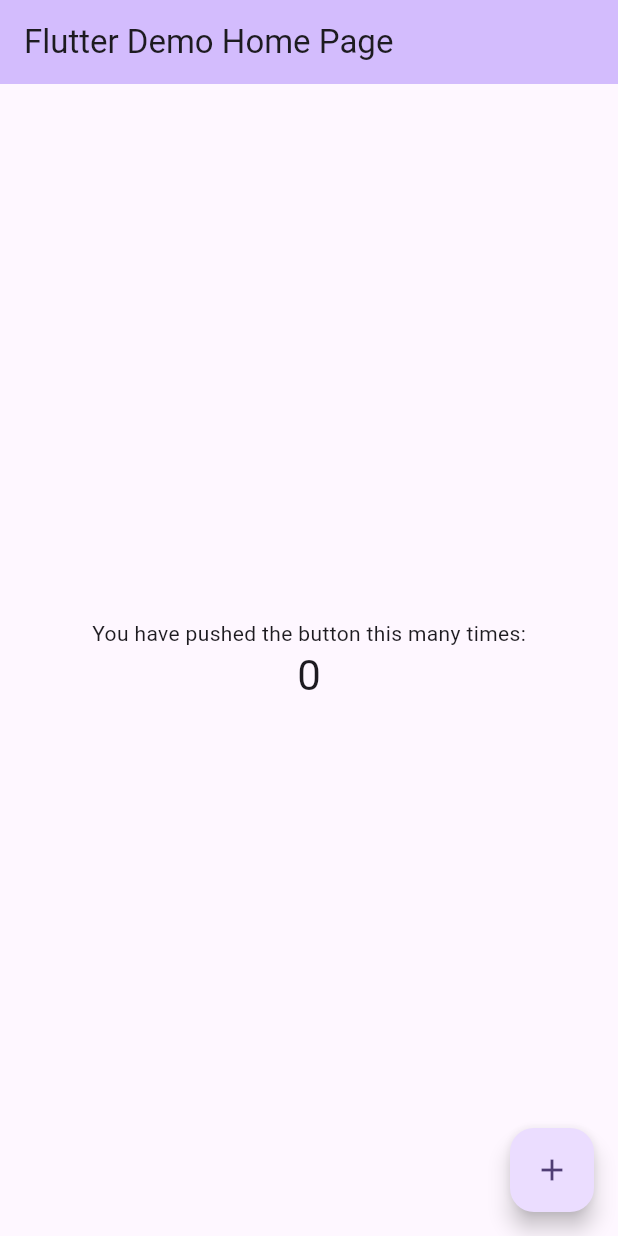
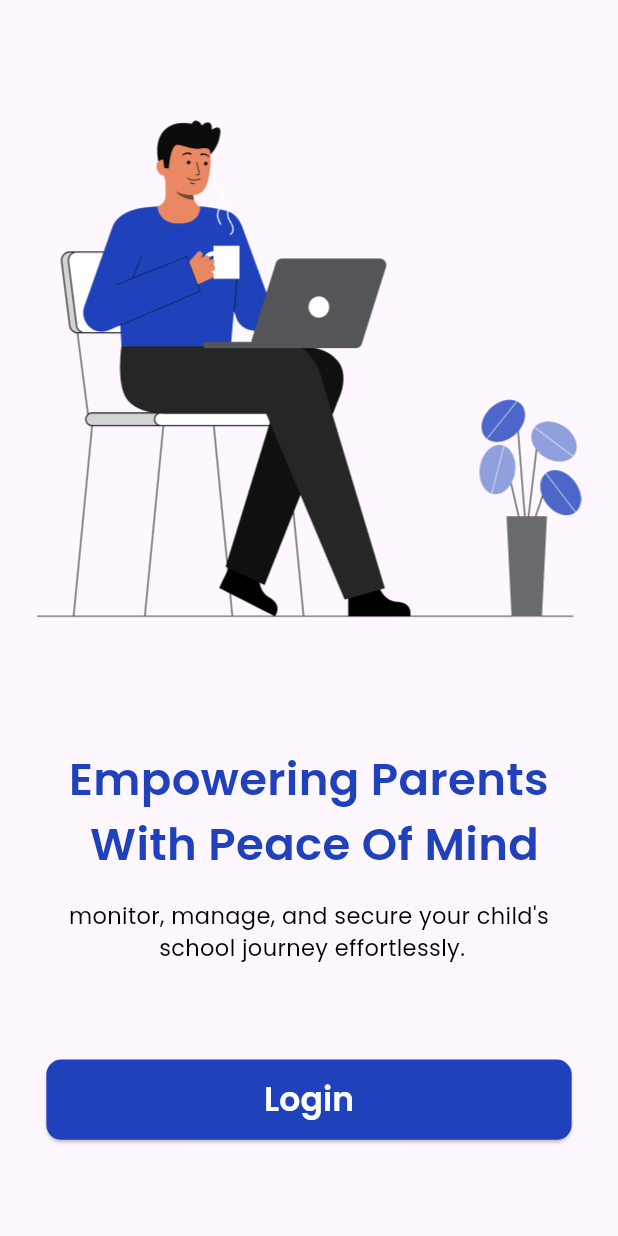
Before and after one commit to Youssef10Elbakry/graduation_project, a Flutter app: the screen it shows after launch, on a phone screen of 412 x 824 dp. Run offline on Flutter 3.47's test engine with Material 3 defaults, Android fonts, the phone set to English and light mode, and no system bars.

Commit message:
Welcome and Login Screens done

```diff
--- a/lib/main.dart
+++ b/lib/main.dart
@@ -1,4 +1,6 @@
 import 'package:flutter/material.dart';
+import 'package:graduation_project/ui/screens/login_screen/login_screen.dart';
+import 'package:graduation_project/ui/screens/welcome_screen/welcome_screen.dart';
 
 void main() {
   runApp(const MyApp());
@@ -11,115 +13,11 @@
   @override
   Widget build(BuildContext context) {
     return MaterialApp(
-      title: 'Flutter Demo',
-      theme: ThemeData(
-        // This is the theme of your application.
-        //
-        // TRY THIS: Try running your application with "flutter run". You'll see
-        // the application has a purple toolbar. Then, without quitting the app,
-        // try changing the seedColor in the colorScheme below to Colors.green
-        // and then invoke "hot reload" (save your changes or press the "hot
-        // reload" button in a Flutter-supported IDE, or press "r" if you used
-        // the command line to start the app).
-        //
-        // Notice that the counter didn't reset back to zero; the application
-        // state is not lost during the reload. To reset the state, use hot
-        // restart instead.
-        //
-        // This works for code too, not just values: Most code changes can be
-        // tested with just a hot reload.
-        colorScheme: ColorScheme.fromSeed(seedColor: Colors.deepPurple),
-        useMaterial3: true,
-      ),
-      home: const MyHomePage(title: 'Flutter Demo Home Page'),
+      routes: {
+        WelcomeScreen.screenName: (_)=>const WelcomeScreen(),
+        LoginScreen.screenName: (_)=>const LoginScreen(),
+      },
+      initialRoute: WelcomeScreen.screenName,
     );
   }
 }
-
-class MyHomePage extends StatefulWidget {
-  const MyHomePage({super.key, required this.title});
-
-  // This widget is the home page of your application. It is stateful, meaning
-  // that it has a State object (defined below) that contains fields that affect
-  // how it looks.
-
-  // This class is the configuration for the state. It holds the values (in this
-  // case the title) provided by the parent (in this case the App widget) and
-  // used by the build method of the State. Fields in a Widget subclass are
-  // always marked "final".
-
-  final String title;
-
-  @override
-  State<MyHomePage> createState() => _MyHomePageState();
-}
-
-class _MyHomePageState extends State<MyHomePage> {
-  int _counter = 0;
-
-  void _incrementCounter() {
-    setState(() {
-      // This call to setState tells the Flutter framework that something has
-      // changed in this State, which causes it to rerun the build method below
-      // so that the display can reflect the updated values. If we changed
-      // _counter without calling setState(), then the build method would not be
-      // called again, and so nothing would appear to happen.
-      _counter++;
-    });
-  }
-
-  @override
-  Widget build(BuildContext context) {
-    // This method is rerun every time setState is called, for instance as done
-    // by the _incrementCounter method above.
-    //
-    // The Flutter framework has been optimized to make rerunning build methods
-    // fast, so that you can just rebuild anything that needs updating rather
-    // than having to individually change instances of widgets.
-    return Scaffold(
-      appBar: AppBar(
-        // TRY THIS: Try changing the color here to a specific color (to
-        // Colors.amber, perhaps?) and trigger a hot reload to see the AppBar
-        // change color while the other colors stay the same.
-        backgroundColor: Theme.of(context).colorScheme.inversePrimary,
-        // Here we take the value from the MyHomePage object that was created by
-        // the App.build method, and use it to set our appbar title.
-        title: Text(widget.title),
-      ),
-      body: Center(
-        // Center is a layout widget. It takes a single child and positions it
-        // in the middle of the parent.
-        child: Column(
-          // Column is also a layout widget. It takes a list of children and
-          // arranges them vertically. By default, it sizes itself to fit its
-          // children horizontally, and tries to be as tall as its parent.
-          //
-          // Column has various properties to control how it sizes itself and
-          // how it positions its children. Here we use mainAxisAlignment to
-          // center the children vertically; the main axis here is the vertical
-          // axis because Columns are vertical (the cross axis would be
-          // horizontal).
-          //
-          // TRY THIS: Invoke "debug painting" (choose the "Toggle Debug Paint"
-          // action in the IDE, or press "p" in the console), to see the
-          // wireframe for each widget.
-          mainAxisAlignment: MainAxisAlignment.center,
-          children: <Widget>[
-            const Text(
-              'You have pushed the button this many times:',
-            ),
-            Text(
-              '$_counter',
-              style: Theme.of(context).textTheme.headlineMedium,
-            ),
-          ],
-        ),
-      ),
-      floatingActionButton: FloatingActionButton(
-        onPressed: _incrementCounter,
-        tooltip: 'Increment',
-        child: const Icon(Icons.add),
-      ), // This trailing comma makes auto-formatting nicer for build methods.
-    );
-  }
-}
--- /dev/null
+++ b/lib/ui/screens/welcome_screen/welcome_screen.dart
@@ -0,0 +1,33 @@
+import 'package:flutter/cupertino.dart';
+import 'package:flutter/material.dart';
+import 'package:graduation_project/ui/widgets/welcome_and_login_button.dart';
+
+class WelcomeScreen extends StatelessWidget {
+  static String screenName = "Welcome Screen";
+  const WelcomeScreen({super.key});
+
+  @override
+  Widget build(BuildContext context) {
+    return Scaffold(
+      body: Column(
+        children: [
+          const Spacer(flex: 4,),
+          Center(child: Image.asset("assets/images/welcome image.png")),
+          const Spacer(flex: 4,),
+          const Text("Empowering Parents\n With Peace Of Mind", textAlign: TextAlign.center,
+            style: TextStyle(fontSize: 30, fontFamily: 'Poppins',
+                fontWeight: FontWeight.w600, color: Color(0xff1F41BB)),
+          ),
+          const Spacer(flex: 1,),
+          const Text("monitor, manage, and secure your child's\n school journey effortlessly.", textAlign: TextAlign.center,
+            style: TextStyle(fontSize: 15, fontFamily: 'Poppins',
+                fontWeight: FontWeight.w400, color: Color(0xff000000)),
+          ),
+          const Spacer(flex: 4,),
+          WelcomeAndLoginButton(buttonText: "Login"),
+          const Spacer(flex: 4,)
+        ],
+      ),
+    );
+  }
+}
--- /dev/null
+++ b/lib/ui/widgets/welcome_and_login_button.dart
@@ -0,0 +1,29 @@
+import 'package:flutter/cupertino.dart';
+import 'package:flutter/material.dart';
+import 'package:graduation_project/ui/screens/login_screen/login_screen.dart';
+
+class WelcomeAndLoginButton extends StatelessWidget {
+  String buttonText;
+  WelcomeAndLoginButton({super.key, required this.buttonText});
+
+  @override
+  Widget build(BuildContext context) {
+    print("Screen Height: ${MediaQuery.of(context).size.height}"); //973.33
+    print("Screen Width: ${MediaQuery.of(context).size.width}"); //448.0
+    return SizedBox(
+      height: MediaQuery.of(context).size.height*0.065,
+      width: MediaQuery.of(context).size.width*0.85,
+      child: ElevatedButton(onPressed: (){
+        if(buttonText == "Login"){
+          Navigator.pushNamed(context, LoginScreen.screenName);
+        }
+        },
+        style: ElevatedButton.styleFrom(backgroundColor: const Color(0xff1F41BB),
+        shape: RoundedRectangleBorder(borderRadius: BorderRadius.circular(10))),
+        child: Text(buttonText,
+            style: const TextStyle(fontSize:22, fontFamily: "Poppins",    // make the font size responsive
+                color: Color(0xffFFFFFF), fontWeight: FontWeight.w600),),
+      ),
+    );
+  }
+}
```
Also changed, not shown: lib/ui/screens/login_screen/login_screen.dart (added, +48 -0 lines), lib/ui/screens/login_screen/login_textfield.dart (added, +35 -0 lines), pubspec.yaml (+13 -8 lines), assets/fonts/Poppins-Bold.ttf (added), assets/fonts/Poppins-Light.ttf (added), assets/fonts/Poppins-Medium.ttf (added), assets/fonts/Poppins-Regular.ttf (added), assets/fonts/Poppins-SemiBold.ttf (added), assets/fonts/Poppins-Thin.ttf (added), assets/images/1.5x/welcome image.png (added), assets/images/2.0x/welcome image.png (added), assets/images/3.0x/welcome image.png (added), assets/images/4.0x/welcome image.png (added), assets/images/welcome image.png (added), 2 other files.
